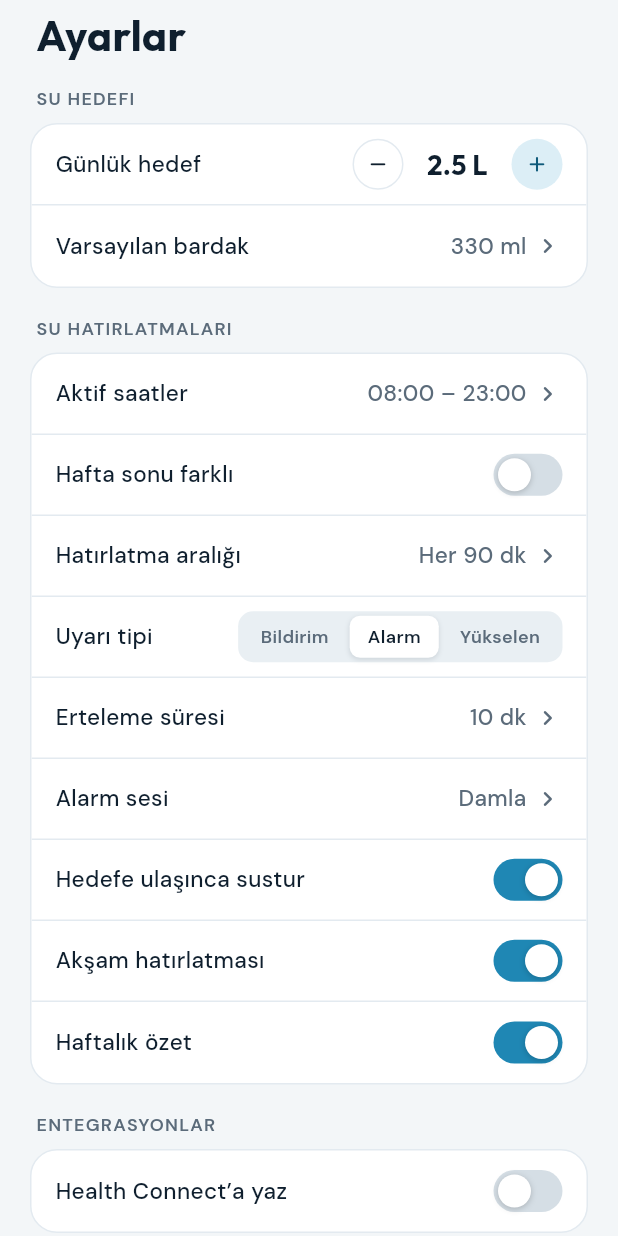
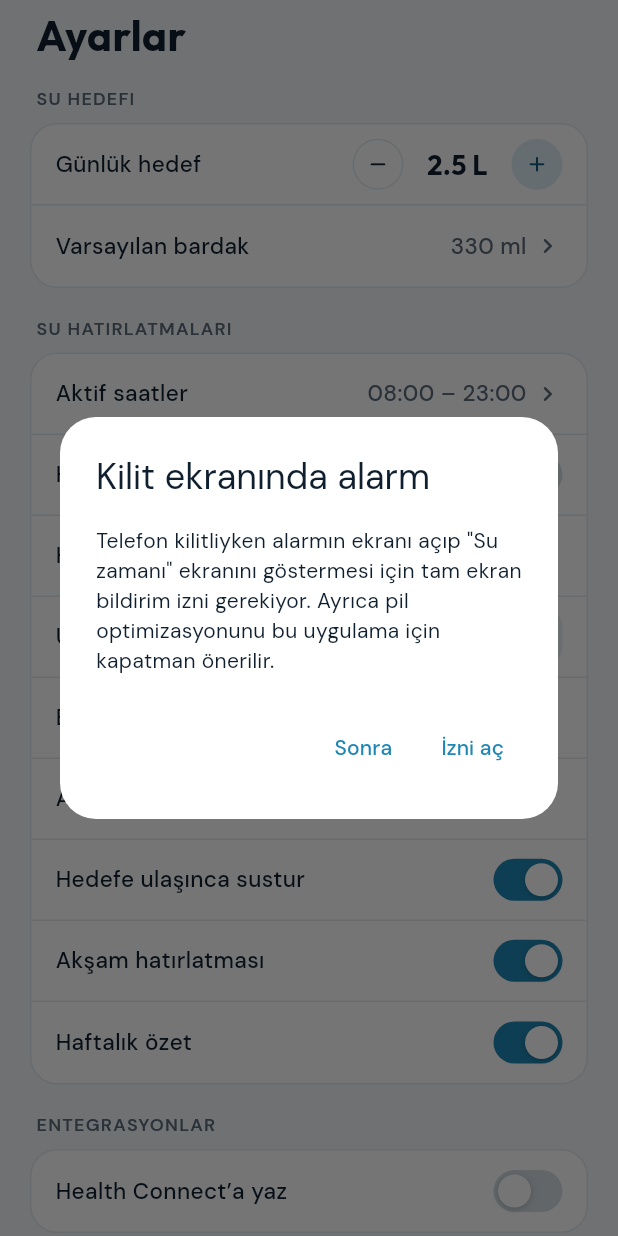
Before and after one commit to furkanbalc/reminder_app, a Flutter app: the SettingsScreen screen opened directly, after a tap on the "remove" icon, after a tap on the "add" icon, after a tap on "Alarm", on a phone screen of 412 x 824 dp. Run offline on Flutter 3.47's test engine with Material 3 defaults, Android fonts, the phone set to English and light mode, and no system bars; our stand-ins replace file_picker, flutter_local_notifications, flutter_riverpod, flutter_timezone, google_fonts, just_audio and 5 more; missing offline and left inert: alarm, flutter_alarmkit, health, home_widget; accounts and stored records are empty.

Commit message:
Android düzeltmeleri: alarm ekranı kapanması, çip taşması, ikonlar
- Alarm ekranında 'Su İçtim' sonrası ekran kapanmıyordu (PopScope + maybePop); doğrudan pop
- Miktar çipleri sarmalanıyor, dar ekranda taşmıyor
- Hatırlatmaların yeniden kurulumu arka planda; ekleme anında döner
- Android: kilit ekranında alarm için tam ekran bildirim izni yönlendirmesi (tek sefer)
- Android: adaptif ikon katmanları iOS ile aynı oranda; bildirim çubuğu için tek renkli damla ikonu

Co-Authored-By: Claude Fable 5.1 <noreply@anthropic.com>

```diff
--- /dev/null
+++ b/lib/core/utils/android_hints.dart
@@ -0,0 +1,37 @@
+import 'dart:io';
+
+import 'package:flutter/material.dart';
+import 'package:shared_preferences/shared_preferences.dart';
+
+import '../../services/notification_service.dart';
+
+const _fullScreenHintKey = 'fullscreen_hint_shown';
+
+/// Android'de alarm tiplerinde kilit ekranında alarm ekranının açılabilmesi için
+/// "tam ekran bildirim" izni gerekir (Android 14+). Bir kez hatırlatır.
+Future<void> showFullScreenAlarmHint(
+  BuildContext context, {
+  required SharedPreferences prefs,
+  required NotificationService notifications,
+  bool force = false,
+}) async {
+  if (!Platform.isAndroid) return;
+  if (!force && (prefs.getBool(_fullScreenHintKey) ?? false)) return;
+  await prefs.setBool(_fullScreenHintKey, true);
+  if (!context.mounted) return;
+  final go = await showDialog<bool>(
+    context: context,
+    builder: (ctx) => AlertDialog(
+      title: const Text('Kilit ekranında alarm'),
+      content: const Text(
+        'Telefon kilitliyken alarmın ekranı açıp "Su zamanı" ekranını göstermesi için '
+        'tam ekran bildirim izni gerekiyor. Ayrıca pil optimizasyonunu bu uygulama için kapatman önerilir.',
+      ),
+      actions: [
+        TextButton(onPressed: () => Navigator.pop(ctx, false), child: const Text('Sonra')),
+        TextButton(onPressed: () => Navigator.pop(ctx, true), child: const Text('İzni aç')),
+      ],
+    ),
+  );
+  if (go == true) await notifications.requestFullScreenIntentPermission();
+}
--- a/lib/features/settings/settings_screen.dart
+++ b/lib/features/settings/settings_screen.dart
@@ -8,6 +8,7 @@ import 'package:share_plus/share_plus.dart';
 
 import '../../core/theme/app_colors.dart';
 import '../../core/theme/app_theme.dart';
+import '../../core/utils/android_hints.dart';
 import '../../core/utils/format.dart';
 import '../../core/widgets/widgets.dart';
 import '../../data/models/enums.dart';
@@ -110,7 +111,17 @@ class SettingsScreen extends ConsumerWidget {
                       height: 28,
                       items: [for (final t in AlertType.values) t.label],
                       selected: s.alertType.index,
-                      onChanged: (i) => save(s.copyWith(alertType: AlertType.values[i])),
+                      onChanged: (i) async {
+                        final type = AlertType.values[i];
+                        await save(s.copyWith(alertType: type));
+                        if (type.usesAlarm && context.mounted) {
+                          await showFullScreenAlarmHint(
+                            context,
+                            prefs: ref.read(sharedPreferencesProvider),
+                            notifications: ref.read(notificationServiceProvider),
+                          );
+                        }
+                      },
                     ),
                   ),
                   if (s.alertType == AlertType.escalating)
--- a/lib/features/water_alarm/alarm_scaffold.dart
+++ b/lib/features/water_alarm/alarm_scaffold.dart
@@ -59,7 +59,7 @@ class _AlarmScaffoldState extends State<AlarmScaffold> with SingleTickerProvider
       _sub = Alarm.ringing.listen((set) {
         if (!_handled && mounted && !set.containsId(id)) {
           _handled = true;
-          Navigator.of(context).maybePop();
+          Navigator.of(context).pop();
         }
       });
     }
@@ -79,7 +79,8 @@ class _AlarmScaffoldState extends State<AlarmScaffold> with SingleTickerProvider
     try {
       await action();
     } finally {
-      if (mounted) Navigator.of(context).maybePop();
+      // PopScope geri tuşunu engellediği için maybePop çalışmaz; doğrudan kapat.
+      if (mounted) Navigator.of(context).pop();
     }
   }
 
--- a/lib/providers/providers.dart
+++ b/lib/providers/providers.dart
@@ -1,3 +1,6 @@
+import 'dart:async';
+
+import 'package:flutter/foundation.dart';
 import 'package:flutter_riverpod/flutter_riverpod.dart';
 import 'package:shared_preferences/shared_preferences.dart';
 import 'package:sqflite/sqflite.dart';
@@ -234,18 +237,44 @@ class WaterNotifier extends AsyncNotifier<WaterState> {
   /// Ayar değişikliğinde: yeniden yükle ve hatırlatmaları kur.
   Future<void> rescheduleReminders() => _refreshAndReschedule();
 
+  bool _rescheduling = false;
+  bool _rescheduleDirty = false;
+
   Future<WaterState> _refreshAndReschedule() async {
     final s = ref.read(settingsProvider);
     final st = await _load(s);
     state = AsyncData(st);
     await _pushWidget(st, s);
-    await ref.read(waterSchedulerProvider).reschedule(
-          s: s,
-          todayTotalMl: st.todayTotalMl,
-          lastIntakeAt: st.lastIntakeAt,
-          weekSummary: _weekSummary(st, s),
-        );
+    unawaited(_rescheduleInBackground());
     return st;
+  }
+
+  /// Onlarca bildirim/alarm kurmak birkaç saniye sürebilir; arayüzü bekletmez.
+  /// Üst üste çağrılırsa en son durumla bir kez daha çalışır.
+  Future<void> _rescheduleInBackground() async {
+    if (_rescheduling) {
+      _rescheduleDirty = true;
+      return;
+    }
+    _rescheduling = true;
+    try {
+      do {
+        _rescheduleDirty = false;
+        final s = ref.read(settingsProvider);
+        final st = state.value;
+        if (st == null) break;
+        await ref.read(waterSchedulerProvider).reschedule(
+              s: s,
+              todayTotalMl: st.todayTotalMl,
+              lastIntakeAt: st.lastIntakeAt,
+              weekSummary: _weekSummary(st, s),
+            );
+      } while (_rescheduleDirty);
+    } catch (e) {
+      debugPrint('Su hatırlatmaları kurulamadı: $e');
+    } finally {
+      _rescheduling = false;
+    }
   }
 
   static String _weekSummary(WaterState st, WaterSettings s) {
--- a/lib/services/alarm_service.dart
+++ b/lib/services/alarm_service.dart
@@ -4,6 +4,7 @@ import 'dart:io';
 
 import 'package:alarm/alarm.dart';
 import 'package:alarm/utils/alarm_set.dart';
+import 'package:flutter/material.dart' show Color;
 import 'package:shared_preferences/shared_preferences.dart';
 
 import '../data/models/enums.dart';
@@ -92,6 +93,8 @@ class AlarmService {
           body: body,
           stopButton: stopButton,
           androidSnoozeButton: snoozeLabel,
+          icon: 'ic_notification',
+          iconColor: const Color(0xFF1F87B4),
         ),
         payload: payload,
         androidSnoozeDuration: snooze,
--- a/lib/services/notification_service.dart
+++ b/lib/services/notification_service.dart
@@ -1,6 +1,7 @@
 import 'dart:async';
 
 import 'package:flutter/foundation.dart';
+import 'package:flutter/material.dart' show Color;
 import 'package:flutter_local_notifications/flutter_local_notifications.dart';
 import 'package:flutter_timezone/flutter_timezone.dart';
 import 'package:timezone/data/latest_all.dart' as tzdata;
@@ -24,7 +25,7 @@ class NotificationService {
   Future<void> init() async {
     await _configureTimeZone();
 
-    const android = AndroidInitializationSettings('@mipmap/ic_launcher');
+    const android = AndroidInitializationSettings('ic_notification');
     final ios = DarwinInitializationSettings(
       requestAlertPermission: false,
       requestBadgePermission: false,
@@ -102,6 +103,8 @@ class NotificationService {
         importance: Importance.high,
         priority: Priority.high,
         category: AndroidNotificationCategory.reminder,
+        icon: 'ic_notification',
+        color: const Color(0xFF1F87B4),
         actions: actions,
       ),
       iOS: DarwinNotificationDetails(
```
Also changed, not shown: lib/app.dart (+12 -0 lines), lib/features/water_alarm/water_alarm_screen.dart (+4 -3 lines), assets/icon/app_icon_background.png, assets/icon/app_icon_background.svg, assets/icon/app_icon_foreground.png, assets/icon/app_icon_foreground.svg, 11 other files.
